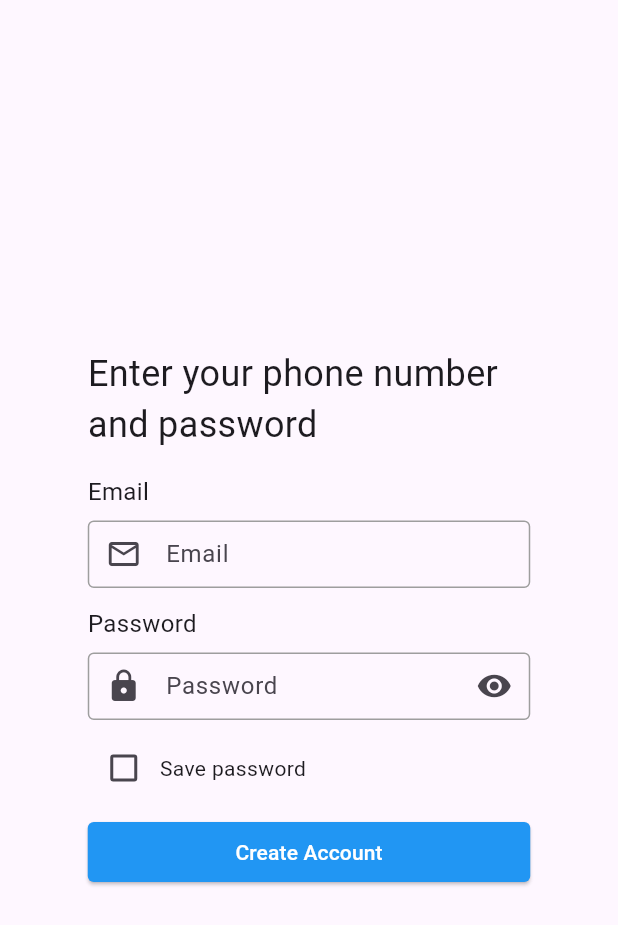
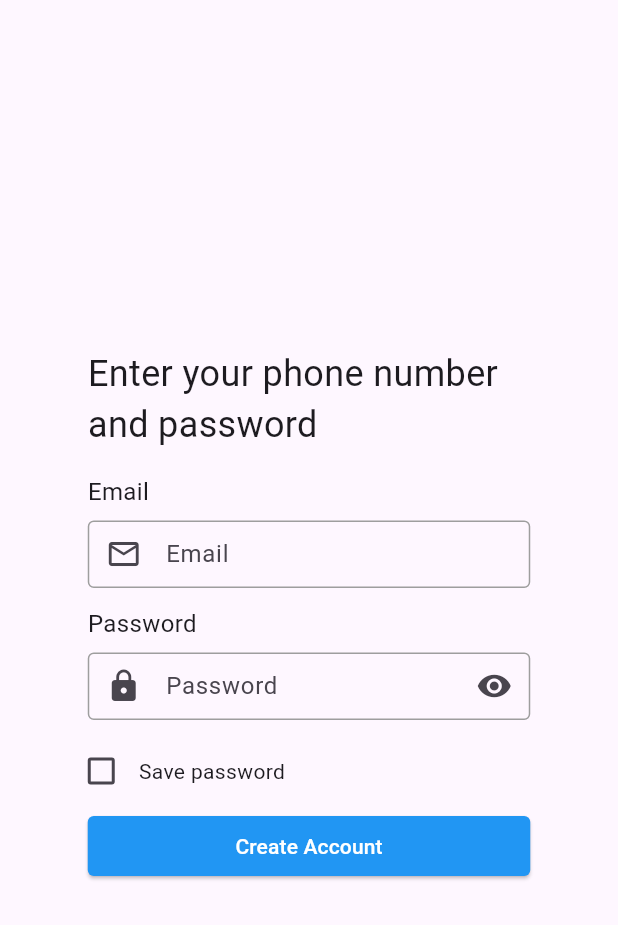
Before and after one commit to mohammadrezaulalam/share-flare, a Flutter app: the screen it shows after launch, after a tap on "Log in", on a phone screen of 412 x 824 dp. Shown: the top 925 px of the screen. Run offline on Flutter 3.47's test engine with Material 3 defaults, Android fonts, the phone set to English and light mode, and no system bars; our stand-ins replace get, google_fonts.

Commit message:
Logo updated

```diff
--- a/lib/presentation/screens/landing_screen.dart
+++ b/lib/presentation/screens/landing_screen.dart
@@ -1,5 +1,6 @@
 import 'package:flutter/material.dart';
 import 'package:get/get.dart';
+import 'package:google_fonts/google_fonts.dart';
 import 'package:shareflare/presentation/screens/login_screen.dart';
 
 class LandingScreen extends StatelessWidget {
@@ -15,23 +16,36 @@ class LandingScreen extends StatelessWidget {
             width: 295,
             child: Column(
               children: [
-                const Text("Shareflare"),
-                const SizedBox(height: 40,),
+                Text(
+                  "Shareware",
+                  style: GoogleFonts.lobster(
+                      textStyle: const TextStyle(fontSize: 32)),
+                ),
+                const SizedBox(
+                  height: 20,
+                ),
                 SizedBox(
+                  height: 36,
                   width: double.infinity,
                   child: ElevatedButton(
                       style: ElevatedButton.styleFrom(
                         backgroundColor: Colors.blue,
-                        shape: RoundedRectangleBorder( //to set border radius to button
-                            borderRadius: BorderRadius.circular(4)
-                        ),
+                        shape: RoundedRectangleBorder(
+                            //to set border radius to button
+                            borderRadius: BorderRadius.circular(4)),
                       ),
                       onPressed: () {},
-                      child: const Text("Create Account",style: TextStyle(color: Colors.white),)),
+                      child: const Text(
+                        "Create Account",
+                        style: TextStyle(color: Colors.white),
+                      )),
                 ),
-                TextButton(onPressed: () {
-                  Get.offAll(()=> const LoginScreen());
-                }, child: const Text("Log in",style: TextStyle(color: Colors.blue)))
+                TextButton(
+                    onPressed: () {
+                      Get.offAll(() => const LoginScreen());
+                    },
+                    child: const Text("Log in",
+                        style: TextStyle(color: Colors.blue)))
               ],
             ),
           ),
--- a/lib/presentation/screens/login_screen.dart
+++ b/lib/presentation/screens/login_screen.dart
@@ -131,12 +131,15 @@ class _LoginScreenState extends State<LoginScreen> {
                         }),
                   ),
                   const SizedBox(
-                    height: 8,
+                    height: 24,
                   ),
                   Row(
                     mainAxisAlignment: MainAxisAlignment.start,
                     children: [
-                      Checkbox(
+                      SizedBox(
+                        height: 18,
+                        width: 18,
+                        child: Checkbox(
                             activeColor: Colors.blue, //only check box
                             value: check1, //unchecked
                             onChanged: (bool? value) {
@@ -145,11 +148,13 @@ class _LoginScreenState extends State<LoginScreen> {
                                 check1 = value;
                               });
                             }),
+                      ),
+                      const SizedBox(width: 16,),
                       const Text("Save password")
                     ],
                   ),
                   const SizedBox(
-                    height: 8,
+                    height: 16,
                   ),
                   SizedBox(
                     width: double.infinity,
--- a/pubspec.yaml
+++ b/pubspec.yaml
@@ -36,6 +36,7 @@ dependencies:
   # Use with the CupertinoIcons class for iOS style icons.
   cupertino_icons: ^1.0.2
   get: ^4.6.6
+  google_fonts: ^6.1.0
 
 dev_dependencies:
   flutter_test:
```
Also changed, not shown: lib/main.dart (line endings or trailing spaces), pubspec.lock, 1 other file. Lines whose indentation alone changed are shown as unchanged.
